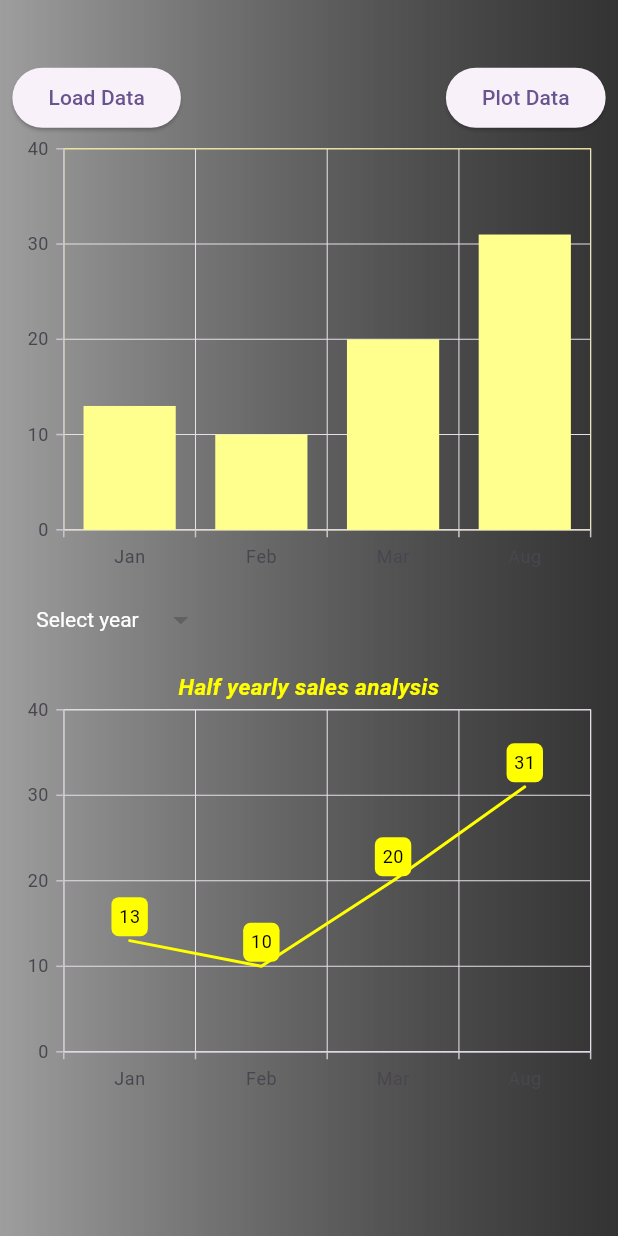
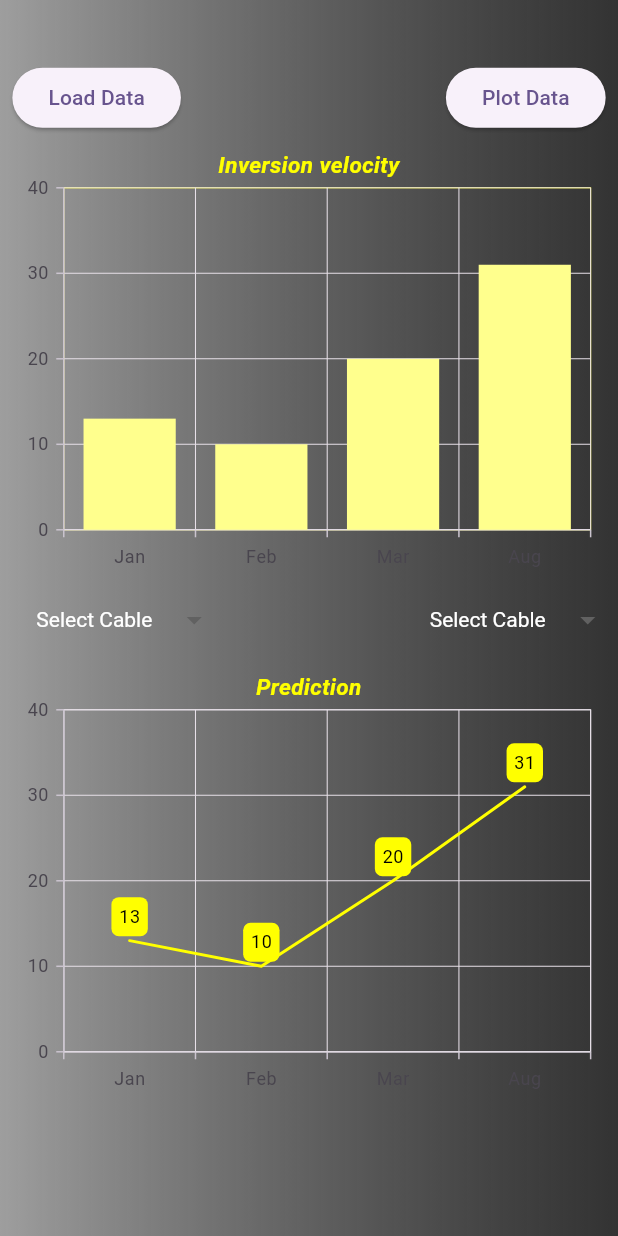
Before and after one commit to Githubsaveme/profile_app, a Flutter app: the screen it shows after launch, on a phone screen of 412 x 824 dp. Run offline on Flutter 3.47's test engine with Material 2 defaults, Android fonts, the phone set to English and light mode, and no system bars; drawn by our look-alikes of dropdown_button2; our stand-ins replace flutter_animate, syncfusion_flutter_charts.

Commit message:
new Added

```diff
--- a/lib/ui/graphScreen.dart
+++ b/lib/ui/graphScreen.dart
@@ -15,7 +15,9 @@ class _GraphScreenState extends State<GraphScreen> {
   List<YearModel> yearModelList = [];
 
   String dropValue = '';
+  String dropValue2 = '';
   bool isSelected = false;
+  bool isSelected2 = false;
   final List<SalesData> chartData = <SalesData>[
     SalesData('Jan', 32),
     SalesData('Feb', 1),
@@ -76,12 +78,15 @@ class _GraphScreenState extends State<GraphScreen> {
                   ],
                 ),
                 showCharts(),
+                Row(
+                  children: [
                     DropdownButtonHideUnderline(
                       child: DropdownButton2(
                           hint: Text(
-                        dropValue.isNotEmpty ? dropValue : 'Select year',
+                            dropValue.isNotEmpty ? dropValue : 'Select Cable',
                             style: const TextStyle(
-                            color: Colors.white, fontWeight: FontWeight.normal),
+                                color: Colors.white,
+                                fontWeight: FontWeight.normal),
                           ),
                           style: const TextStyle(
                               color: Colors.white, fontWeight: FontWeight.w500),
@@ -105,6 +110,39 @@ class _GraphScreenState extends State<GraphScreen> {
                             setState(() {});
                           }),
                     ),
+                    const Expanded(child: SizedBox()),
+                    DropdownButtonHideUnderline(
+                      child: DropdownButton2(
+                          hint: Text(
+                            dropValue2.isNotEmpty ? dropValue2 : 'Select Cable',
+                            style: const TextStyle(
+                                color: Colors.white,
+                                fontWeight: FontWeight.normal),
+                          ),
+                          style: const TextStyle(
+                              color: Colors.white, fontWeight: FontWeight.w500),
+                          items: yearModelList
+                              .map((e) => DropdownMenuItem(
+                                    value: e.yearName,
+                                    child: Text(
+                                      e.yearName,
+                                      style: const TextStyle(
+                                        color: Colors.black,
+                                        fontSize: 14,
+                                        fontWeight: FontWeight.bold,
+                                      ),
+                                      overflow: TextOverflow.ellipsis,
+                                    ),
+                                  ))
+                              .toList(),
+                          onChanged: (String? value) {
+                            dropValue2 = value!;
+                            isSelected2 = !isSelected2;
+                            setState(() {});
+                          }),
+                    ),
+                  ],
+                ),
                 showLineChart(),
               ],
             ),
@@ -116,6 +154,13 @@ class _GraphScreenState extends State<GraphScreen> {
 
   Widget showCharts() {
     return SfCartesianChart(
+        title: ChartTitle(
+            text: 'Inversion velocity',
+            textStyle: const TextStyle(
+              color: Colors.yellowAccent,
+              fontStyle: FontStyle.italic,
+              fontWeight: FontWeight.w700,
+            )),
         plotAreaBorderColor: Colors.yellowAccent,
         enableAxisAnimation: true,
         primaryXAxis: CategoryAxis(),
@@ -139,7 +184,7 @@ class _GraphScreenState extends State<GraphScreen> {
             arrangeByIndex: true, autoScrollingMode: AutoScrollingMode.start),
         // Chart title
         title: ChartTitle(
-            text: 'Half yearly sales analysis',
+            text: 'Prediction',
             textStyle: const TextStyle(
               color: Colors.yellowAccent,
               fontStyle: FontStyle.italic,
@@ -152,7 +197,7 @@ class _GraphScreenState extends State<GraphScreen> {
         series: <LineSeries<SalesData, String>>[
           LineSeries<SalesData, String>(
               color: Colors.yellowAccent,
-              dataSource: isSelected ? chartData : chartData2,
+              dataSource: isSelected2 ? chartData : chartData2,
               xValueMapper: (SalesData sales, _) => sales.year,
               yValueMapper: (SalesData sales, _) => sales.sales,
               // Enable data label
@@ -162,8 +207,14 @@ class _GraphScreenState extends State<GraphScreen> {
   }
 
   void yearFunction() {
-    yearModelList.add(YearModel(yearName: '2021'));
-    yearModelList.add(YearModel(yearName: '2022'));
+    yearModelList.add(YearModel(yearName: 'Cable 1'));
+    yearModelList.add(YearModel(yearName: 'Cable 2'));
+    yearModelList.add(YearModel(yearName: 'Cable 3'));
+    yearModelList.add(YearModel(yearName: 'Cable 4'));
+    yearModelList.add(YearModel(yearName: 'Cable 5'));
+    yearModelList.add(YearModel(yearName: 'Cable 6'));
+    yearModelList.add(YearModel(yearName: 'Cable 7'));
+    yearModelList.add(YearModel(yearName: 'Cable 8'));
   }
 }
 
```
Lines whose indentation alone changed are shown as unchanged.
